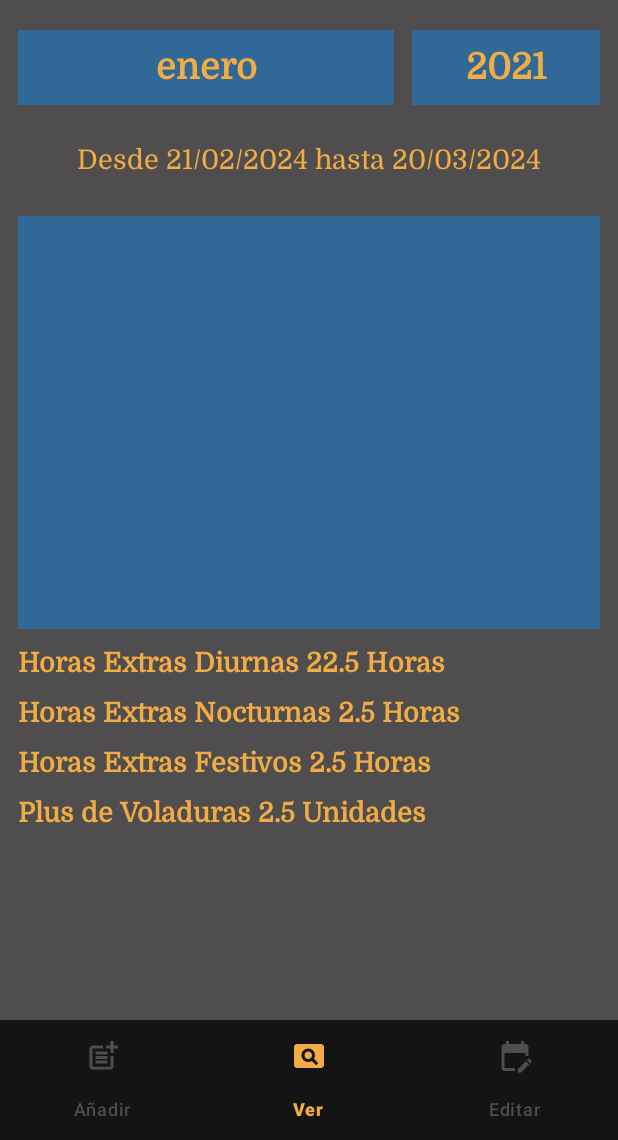
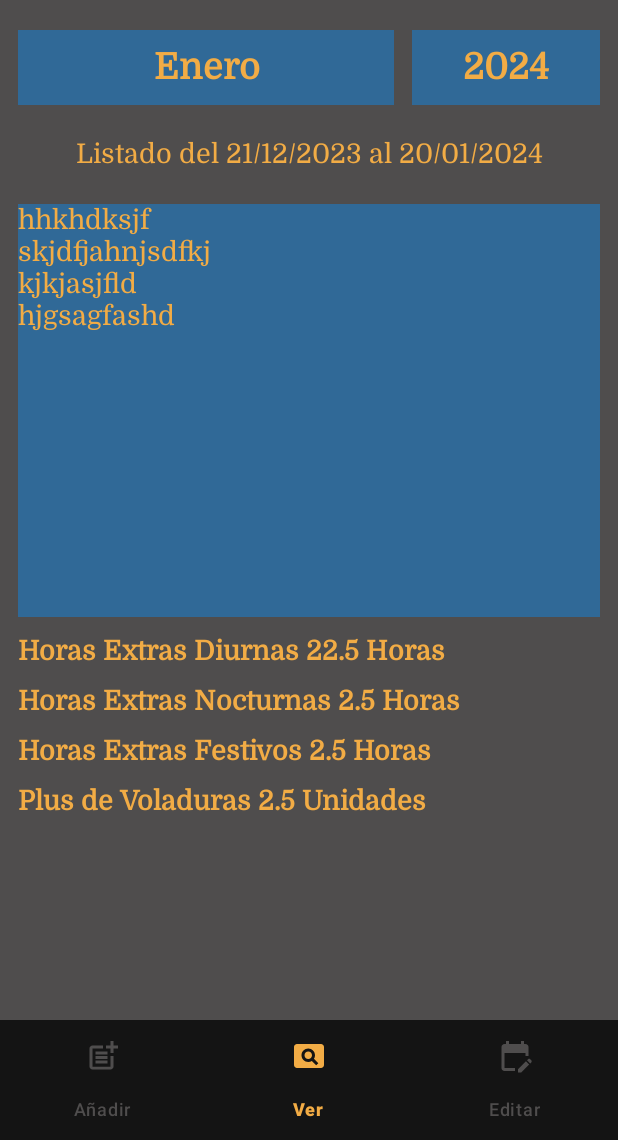
Before and after one commit to BertoSoft/NewIncidencias, an Android app: the VerFragment screen opened through its navigation route, on a phone screen of 412 x 824 dp, the part 96-1236 px from its top. Run offline under Robolectric (Android 15) with nearby library versions, the phone set to English and light mode, and no system bars; our stand-ins replace Dagger/Hilt's generated code, navigation-ui.

Commit message:
implementando ver 26012024_1

```diff
--- a/app/src/main/java/com/bertosoft/newincidencias/data/funciones/FuncAux.kt
+++ b/app/src/main/java/com/bertosoft/newincidencias/data/funciones/FuncAux.kt
@@ -16,8 +16,7 @@ import javax.crypto.spec.IvParameterSpec
 import javax.crypto.spec.SecretKeySpec
 import javax.inject.Inject
 
- private val gKey = SecretKeySpec("Mi Clave Secreta".toByteArray(), "AES")
-
+private val gKey = SecretKeySpec("Mi Clave Secreta".toByteArray(), "AES")
 
 
 class FuncAux @Inject constructor() {
@@ -96,7 +95,7 @@ class FuncAux @Inject constructor() {
         imm!!.hideSoftInputFromWindow(miTxt.getWindowToken(), 0)
     }
 
-    fun existeRegistroFecha(contexto: Context, fechaCod: String): Int{
+    fun existeRegistroFecha(contexto: Context, fechaCod: String): Int {
         var idRegistro = -1
         val adminDbHlper = AdminDbHelper(contexto, null)
         val sqlReadDb = adminDbHlper.readableDatabase
@@ -111,7 +110,7 @@ class FuncAux @Inject constructor() {
                 val fechaDb = descifrar(fechaDbCod)
                 val fecha = descifrar(fechaCod)
 
-                if(fechaDb == fecha){
+                if (fechaDb == fecha) {
                     idRegistro = idDb
                 }
                 cIncidencias.moveToNext()
@@ -123,7 +122,7 @@ class FuncAux @Inject constructor() {
         return idRegistro
     }
 
-    fun leerVoladurasFromId(contexto: Context, _id: Int): String{
+    fun leerVoladurasFromId(contexto: Context, _id: Int): String {
         var voladurasCod = ""
         val adminDbHlper = AdminDbHelper(contexto, null)
         val sqlReadDb = adminDbHlper.readableDatabase
@@ -135,7 +134,7 @@ class FuncAux @Inject constructor() {
                 val idDb = cIncidencias.getInt(iColId)
                 val voladurasDb = cIncidencias.getString(iColVoladuras)
 
-                if(_id == idDb){
+                if (_id == idDb) {
                     voladurasCod = voladurasDb
                 }
                 cIncidencias.moveToNext()
@@ -147,14 +146,54 @@ class FuncAux @Inject constructor() {
         return voladurasCod
     }
 
-    fun strFechaCortaFromCalendar(fecha: Calendar): String{
+    fun strFechaCortaFromCalendar(fecha: Calendar): String {
         val sdfCorta = SimpleDateFormat("dd/MM/yyyy", Locale.getDefault())
         return sdfCorta.format(fecha.time)
     }
 
-    fun strFechaLargaFromCalendar(fecha: Calendar): String{
+    fun strFechaLargaFromCalendar(fecha: Calendar): String {
         val sdfLarga = SimpleDateFormat("EEEE, dd 'de' MMMM 'de' yyyy", Locale.getDefault())
         return sdfLarga.format(fecha.time)
     }
 
+    fun mesStrToInt(mes: String): Int {
+        return when (mes) {
+            "Enero" -> 0
+            "Febrero" -> 1
+            "Marzo" -> 2
+            "Abril" -> 3
+            "Mayo" -> 4
+            "Junio" -> 5
+            "Julio" -> 6
+            "Agosto" -> 7
+            "Septiembre" -> 8
+            "Octubre" -> 9
+            "Noviembre" -> 10
+            "Diciembre" -> 11
+            else -> {
+                -1
+            }
+        }
+    }
+
+    fun mesIntToStr(iMes: Int): String{
+        return when(iMes){
+            0 -> "Enero"
+            1 -> "Febrero"
+            2 -> "Marzo"
+            3 -> "Abril"
+            4 -> "Mayo"
+            5 -> "Junio"
+            6 -> "Julio"
+            7 -> "Agosto"
+            8 -> "Septiembre"
+            9 -> "Octubre"
+            10 -> "Noviembre"
+            11 -> "Diciembre"
+            else -> {
+                "Error"
+            }
+        }
+    }
+
 }
--- a/app/src/main/java/com/bertosoft/newincidencias/ui/ver/VerFragment.kt
+++ b/app/src/main/java/com/bertosoft/newincidencias/ui/ver/VerFragment.kt
@@ -5,42 +5,136 @@ import androidx.fragment.app.Fragment
 import android.view.LayoutInflater
 import android.view.View
 import android.view.ViewGroup
+import android.widget.AdapterView
 import android.widget.ArrayAdapter
+import androidx.fragment.app.viewModels
+import androidx.recyclerview.widget.GridLayoutManager
+import androidx.recyclerview.widget.RecyclerView.LayoutManager
+import com.bertosoft.incidencias.data.funciones.FuncAux
 import com.bertosoft.newincidencias.R
 import com.bertosoft.newincidencias.databinding.FragmentVerBinding
+import com.bertosoft.newincidencias.ui.ver.adapter.VerAdapter
 import java.util.Calendar
 
 class VerFragment : Fragment() {
 
     private var _binding: FragmentVerBinding? = null
     val binding get() = _binding!!
+    private val verViewModel: VerViewModel by viewModels()
+    private lateinit var verAdapter: VerAdapter
 
     override fun onViewCreated(view: View, savedInstanceState: Bundle?) {
         super.onViewCreated(view, savedInstanceState)
 
+        initListeners()
+        initUi()
+    }
+
+    private fun initListeners() {
+
+        binding.spMeses.onItemSelectedListener = object : AdapterView.OnItemSelectedListener {
+            override fun onItemSelected(
+                parent: AdapterView<*>?,
+                view: View?,
+                position: Int,
+                id: Long
+            ) {
+                if (position > 0) {
+                    refrescaTvTitulo()
+                    refrescaListaIncidencias()
+                }
+            }
+
+            override fun onNothingSelected(parent: AdapterView<*>?) {
+
+            }
+
+        }
+
+        binding.spAnos.onItemSelectedListener = object : AdapterView.OnItemSelectedListener {
+            override fun onItemSelected(
+                parent: AdapterView<*>?,
+                view: View?,
+                position: Int,
+                id: Long
+            ) {
+                if (position > 0) {
+                    refrescaTvTitulo()
+                    refrescaListaIncidencias()
+                }
+            }
+
+            override fun onNothingSelected(parent: AdapterView<*>?) {
+            }
+
+        }
+    }
+
+    private fun initUi() {
+        initRv()
         initSp()
+        refrescaTvTitulo()
+    }
+
+    private fun initRv() {
+        verAdapter = VerAdapter()
+        binding.rvIncidencias.apply {
+            layoutManager = GridLayoutManager(context, 1)
+            adapter = verAdapter
+        }
+    }
+
+    private fun refrescaListaIncidencias() {
+        verAdapter.refrescaLista(
+            verViewModel.getListadoIncidencias(
+                this.requireContext(),
+                binding.spMeses.selectedItem.toString(),
+                binding.spAnos.selectedItem.toString()
+            )
+        )
+    }
+
+    private fun refrescaTvTitulo() {
+        val iMes = FuncAux().mesStrToInt(binding.spMeses.selectedItem.toString())
+        val strAno = binding.spAnos.selectedItem.toString()
+        val iAno = strAno.toInt()
+        val fecha = Calendar.getInstance()
+
+        fecha.set(Calendar.DAY_OF_MONTH, 20)
+        fecha.set(Calendar.MONTH, iMes)
+        fecha.set(Calendar.YEAR, iAno)
+
+        val strFechaFinal = FuncAux().strFechaCortaFromCalendar(fecha)
+        fecha.add(Calendar.MONTH, -1)
+        fecha.set(Calendar.DAY_OF_MONTH, 21)
+        val strFechaInicial = FuncAux().strFechaCortaFromCalendar(fecha)
+
+        val str = "Listado del $strFechaInicial al $strFechaFinal"
+        binding.tvTitulo.text = str
     }
 
     private fun initSp() {
         initSpAnos()
         initSpMeses()
+        binding.spAnos.setSelection(1)
+        binding.spMeses.setSelection(Calendar.getInstance().get(Calendar.MONTH))
     }
 
     private fun initSpMeses() {
         var meses = arrayOf<String>()
 
-        meses += "enero"
-        meses += "febrero"
-        meses += "marzo"
-        meses += "abril"
-        meses += "mayo"
-        meses += "enero"
-        meses += "enero"
-        meses += "enero"
-        meses += "enero"
-        meses += "enero"
-        meses += "enero"
-        meses += "enero"
+        meses += "Enero"
+        meses += "Febrero"
+        meses += "Marzo"
+        meses += "Abril"
+        meses += "Mayo"
+        meses += "Junio"
+        meses += "Julio"
+        meses += "Agosto"
+        meses += "Septiembre"
+        meses += "Octubre"
+        meses += "Noviembre"
+        meses += "Diciembre"
 
 
         val aaAdaptadorSpinner = ArrayAdapter(
@@ -56,13 +150,13 @@ class VerFragment : Fragment() {
     private fun initSpAnos() {
         var anos = arrayOf<String>()
 
-        anos += "2021"
-        anos += "2022"
-        anos += "2023"
-        anos += "2024"
-
-        val ano = Calendar.getInstance()
-
+        var iAnoActual = Calendar.getInstance().get(Calendar.YEAR)
+        iAnoActual++
+        val iAnoFinal = iAnoActual - 10
+        while (iAnoActual > iAnoFinal) {
+            anos += iAnoActual.toString()
+            iAnoActual--
+        }
         val aaAdaptadorSpinner = ArrayAdapter(
             this.requireContext(),
             R.layout.item_sp,
--- a/app/src/main/java/com/bertosoft/newincidencias/ui/ver/VerViewModel.kt
+++ b/app/src/main/java/com/bertosoft/newincidencias/ui/ver/VerViewModel.kt
@@ -1,9 +1,64 @@
 package com.bertosoft.newincidencias.ui.ver
 
+import android.content.Context
 import androidx.lifecycle.ViewModel
+import com.bertosoft.incidencias.data.funciones.FuncAux
 import dagger.hilt.android.lifecycle.HiltViewModel
+import java.util.Calendar
 import javax.inject.Inject
 
 @HiltViewModel
-class VerViewModel @Inject constructor(): ViewModel() {
+class VerViewModel @Inject constructor() : ViewModel() {
+
+    fun getListadoIncidencias(
+        contexto: Context,
+        mes: String,
+        ano: String
+    ): List<String> {
+        val iMes = FuncAux().mesStrToInt(mes)
+        val iAno = ano.toInt()
+        var fecha = Calendar.getInstance()
+
+        //
+        // Obtenemos la fecha final
+        //
+        val fechaFinal = Calendar.getInstance()
+        fechaFinal.set(Calendar.DAY_OF_MONTH, 20)
+        fechaFinal.set(Calendar.MONTH, iMes)
+        fechaFinal.set(Calendar.YEAR, iAno)
+
+        fecha.set(Calendar.DAY_OF_MONTH, fechaFinal.get(Calendar.DAY_OF_MONTH))
+        fecha.set(Calendar.MONTH, fechaFinal.get(Calendar.MONTH))
+        fecha.set(Calendar.YEAR, fechaFinal.get(Calendar.YEAR))
+
+        //
+        // Obtenemos la fecha Inicial
+        //
+        val fechaInicial = Calendar.getInstance()
+        fecha.add(Calendar.MONTH, -1)
+        fechaInicial.set(Calendar.DAY_OF_MONTH, 21)
+        fechaInicial.set(Calendar.MONTH, fecha.get(Calendar.MONTH))
+        fechaInicial.set(Calendar.YEAR, fecha.get(Calendar.YEAR))
+
+        //
+        // Recorremos todos los dias
+        //
+        fecha.set(Calendar.DAY_OF_MONTH, fechaInicial.get(Calendar.DAY_OF_MONTH))
+        fecha.set(Calendar.MONTH, fechaInicial.get(Calendar.MONTH))
+        fecha.set(Calendar.YEAR, fechaInicial.get(Calendar.YEAR))
+
+        while (fecha.before(fechaFinal)){
+            val str = FuncAux().strFechaCortaFromCalendar(fecha)
+            fecha.add(Calendar.DAY_OF_MONTH, 1)
+        }
+
+        val lista = mutableListOf<String>(
+            "hhkhdksjf",
+            "skjdfjahnjsdfkj",
+            "kjkjasjfld",
+            "hjgsagfashd"
+        )
+
+        return lista
+    }
 }
--- /dev/null
+++ b/app/src/main/java/com/bertosoft/newincidencias/ui/ver/adapter/VerAdapter.kt
@@ -0,0 +1,27 @@
+package com.bertosoft.newincidencias.ui.ver.adapter
+
+import android.view.LayoutInflater
+import android.view.ViewGroup
+import androidx.recyclerview.widget.RecyclerView
+import com.bertosoft.newincidencias.R
+import com.bertosoft.newincidencias.ui.addhoras.adapter.AddHorasViewHolder
+
+class VerAdapter(private var lista: List<String> = emptyList()): RecyclerView.Adapter<VerViewHolder>() {
+
+    fun refrescaLista(nuevaLista: List<String>) {
+        lista = nuevaLista
+        notifyDataSetChanged()
+    }
+
+    override fun onCreateViewHolder(parent: ViewGroup, viewType: Int): VerViewHolder {
+        return VerViewHolder(
+            LayoutInflater.from(parent.context).inflate(R.layout.item_ver, parent, false)
+        )
+    }
+
+    override fun getItemCount(): Int = lista.size
+
+    override fun onBindViewHolder(holder: VerViewHolder, position: Int) {
+        holder.render(lista[position])
+    }
+}
--- /dev/null
+++ b/app/src/main/java/com/bertosoft/newincidencias/ui/ver/adapter/VerViewHolder.kt
@@ -0,0 +1,14 @@
+package com.bertosoft.newincidencias.ui.ver.adapter
+
+import android.view.View
+import androidx.recyclerview.widget.RecyclerView
+import com.bertosoft.newincidencias.databinding.ItemVerBinding
+
+class VerViewHolder(view: View): RecyclerView.ViewHolder(view) {
+
+    private val binding = ItemVerBinding.bind(view)
+
+    fun render(texto: String){
+        binding.tvTexto.text = texto
+    }
+}
--- a/app/src/main/res/layout/fragment_ver.xml
+++ b/app/src/main/res/layout/fragment_ver.xml
@@ -43,8 +43,8 @@
             android:layout_height="50dp"
             style="@style/TextoVer"
             android:gravity="center"
-            android:text="Desde 21/02/2024 hasta 20/03/2024"
-            android:layout_marginTop="12dp"
+            android:text="Listado del 21/02/2024 al 20/03/2024"
+            android:layout_marginTop="8dp"
             app:layout_constraintStart_toStartOf="parent"
             app:layout_constraintEnd_toEndOf="parent"
             app:layout_constraintTop_toBottomOf="@id/spMeses"/>
@@ -54,7 +54,7 @@
             android:layout_width="0dp"
             android:layout_height="275dp"
             android:background="@color/azul"
-            android:layout_marginTop="12dp"
+            android:layout_marginTop="8dp"
             android:layout_marginStart="12dp"
             android:layout_marginEnd="12dp"
             app:layout_constraintStart_toStartOf="parent"
--- /dev/null
+++ b/app/src/main/res/layout/item_ver.xml
@@ -0,0 +1,16 @@
+<?xml version="1.0" encoding="utf-8"?>
+<androidx.constraintlayout.widget.ConstraintLayout xmlns:android="http://schemas.android.com/apk/res/android"
+    android:layout_width="match_parent"
+    android:layout_height="wrap_content"
+    xmlns:app="http://schemas.android.com/apk/res-auto">
+
+    <TextView
+        android:id="@+id/tvTexto"
+        android:layout_width="match_parent"
+        android:layout_height="wrap_content"
+        style="@style/TextoVer"
+        app:layout_constraintTop_toTopOf="parent"
+        app:layout_constraintStart_toStartOf="parent"
+        app:layout_constraintEnd_toEndOf="parent"/>
+
+</androidx.constraintlayout.widget.ConstraintLayout>
```
